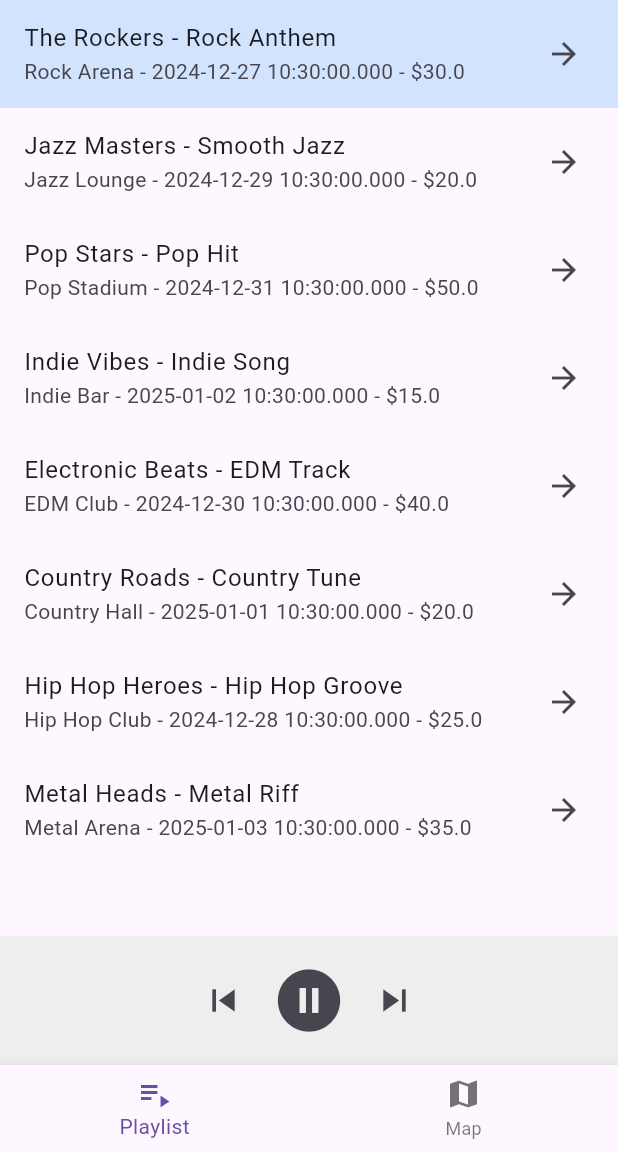
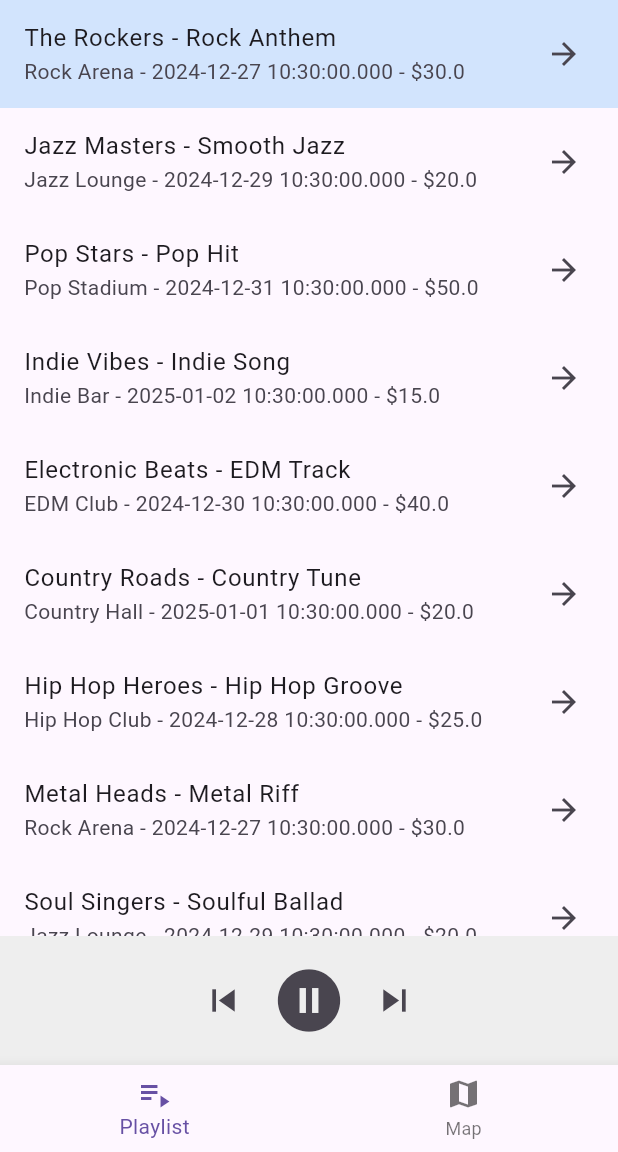
Before and after one commit to KevinBritten/event_map_app, a Flutter app: the screen it shows after launch, after a tap on the "play circle filled" icon, on a phone screen of 412 x 824 dp, the part 84-1236 px from its top. Run offline on Flutter 3.47's test engine with Material 3 defaults, Android fonts, the phone set to English and light mode, and no system bars; our stand-ins replace google_maps_flutter.

Commit message:
include list of bands in event model

```diff
--- a/lib/data/test_data.dart
+++ b/lib/data/test_data.dart
@@ -1,21 +1,41 @@
-// lib/data/dummy_data.dart
-
-import 'package:flutter/material.dart';
 import '../models/event.dart';
 import '../models/band.dart';
 
-// Dummy data for bands
-final List<Band> bandsList = [
-  Band(
-    name: "The Rockers",
-    currentSong: "Rock Anthem",
-    events: [
+// Existing bands
+final bandRockers =
+    Band(name: "The Rockers", currentSong: "Rock Anthem", events: []);
+final bandJazzMasters =
+    Band(name: "Jazz Masters", currentSong: "Smooth Jazz", events: []);
+final bandPopStars =
+    Band(name: "Pop Stars", currentSong: "Pop Hit", events: []);
+final bandIndieVibes =
+    Band(name: "Indie Vibes", currentSong: "Indie Song", events: []);
+final bandElectronicBeats =
+    Band(name: "Electronic Beats", currentSong: "EDM Track", events: []);
+final bandCountryRoads =
+    Band(name: "Country Roads", currentSong: "Country Tune", events: []);
+final bandHipHopHeroes =
+    Band(name: "Hip Hop Heroes", currentSong: "Hip Hop Groove", events: []);
+final bandMetalHeads =
+    Band(name: "Metal Heads", currentSong: "Metal Riff", events: []);
+
+// Additional bands
+final bandSoulSingers =
+    Band(name: "Soul Singers", currentSong: "Soulful Ballad", events: []);
+final bandBluesLegends =
+    Band(name: "Blues Legends", currentSong: "Blues Vibe", events: []);
+final bandSynthMasters =
+    Band(name: "Synth Masters", currentSong: "Synth Wave", events: []);
+
+// Events with updated bands
+final List<Event> eventsList = [
   Event(
     venueName: "Rock Arena",
     dateTime: DateTime.now().add(Duration(days: 1)),
     latitude: 40.7128,
     longitude: -74.0060,
     price: 30,
+    bands: [bandRockers, bandMetalHeads],
   ),
   Event(
     venueName: "Jazz Club",
@@ -23,98 +43,85 @@ final List<Band> bandsList = [
     latitude: 34.0522,
     longitude: -118.2437,
     price: 25,
+    bands: [bandRockers, bandBluesLegends],
   ),
-    ],
-  ),
-  Band(
-    name: "Jazz Masters",
-    currentSong: "Smooth Jazz",
-    events: [
   Event(
     venueName: "Jazz Lounge",
     dateTime: DateTime.now().add(Duration(days: 3)),
     latitude: 51.5074,
     longitude: -0.1278,
     price: 20,
+    bands: [bandJazzMasters, bandSoulSingers],
   ),
-    ],
-  ),
-  Band(
-    name: "Pop Stars",
-    currentSong: "Pop Hit",
-    events: [
   Event(
     venueName: "Pop Stadium",
     dateTime: DateTime.now().add(Duration(days: 5)),
     latitude: 48.8566,
     longitude: 2.3522,
     price: 50,
+    bands: [bandPopStars, bandSynthMasters],
   ),
-    ],
-  ),
-  Band(
-    name: "Indie Vibes",
-    currentSong: "Indie Song",
-    events: [
   Event(
     venueName: "Indie Bar",
     dateTime: DateTime.now().add(Duration(days: 7)),
     latitude: 41.8781,
     longitude: -87.6298,
     price: 15,
+    bands: [bandIndieVibes, bandSoulSingers],
   ),
-    ],
-  ),
-  Band(
-    name: "Electronic Beats",
-    currentSong: "EDM Track",
-    events: [
   Event(
     venueName: "EDM Club",
     dateTime: DateTime.now().add(Duration(days: 4)),
     latitude: 35.6895,
     longitude: 139.6917,
     price: 40,
+    bands: [bandElectronicBeats, bandSynthMasters],
   ),
-    ],
-  ),
-  Band(
-    name: "Country Roads",
-    currentSong: "Country Tune",
-    events: [
   Event(
     venueName: "Country Hall",
     dateTime: DateTime.now().add(Duration(days: 6)),
     latitude: 39.7392,
     longitude: -104.9903,
     price: 20,
+    bands: [bandCountryRoads],
   ),
-    ],
-  ),
-  Band(
-    name: "Hip Hop Heroes",
-    currentSong: "Hip Hop Groove",
-    events: [
   Event(
     venueName: "Hip Hop Club",
     dateTime: DateTime.now().add(Duration(days: 2)),
     latitude: 34.0522,
     longitude: -118.2437,
     price: 25,
+    bands: [bandHipHopHeroes, bandSynthMasters],
   ),
-    ],
-  ),
-  Band(
-    name: "Metal Heads",
-    currentSong: "Metal Riff",
-    events: [
   Event(
     venueName: "Metal Arena",
     dateTime: DateTime.now().add(Duration(days: 8)),
     latitude: 37.7749,
     longitude: -122.4194,
     price: 35,
-      ),
-    ],
+    bands: [bandMetalHeads, bandRockers],
   ),
 ];
+
+// Associate events with their corresponding bands
+final List<Band> bandsList = [
+  bandRockers,
+  bandJazzMasters,
+  bandPopStars,
+  bandIndieVibes,
+  bandElectronicBeats,
+  bandCountryRoads,
+  bandHipHopHeroes,
+  bandMetalHeads,
+  bandSoulSingers,
+  bandBluesLegends,
+  bandSynthMasters,
+];
+
+void addEventsToBands(List<Event> eventsList) {
+  for (final event in eventsList) {
+    for (final band in event.bands) {
+      band.events.add(event);
+    }
+  }
+}
--- a/lib/main.dart
+++ b/lib/main.dart
@@ -9,6 +9,7 @@ import 'models/event.dart';
 import 'models/band.dart';
 
 void main() async {
+  addEventsToBands(eventsList); //TODO: remove when using database.
   runApp(MyApp());
 }
 
--- a/lib/models/event.dart
+++ b/lib/models/event.dart
@@ -1,15 +1,19 @@
+import 'band.dart';
+
 class Event {
   final String venueName;
   final DateTime dateTime;
   final double latitude;
   final double longitude;
   final double? price;
+  final List<Band> bands;
 
   Event({
     required this.venueName,
     required this.dateTime,
     required this.latitude,
     required this.longitude,
+    required this.bands,
     this.price,
   });
 }
```
Lines whose indentation alone changed are shown as unchanged.
